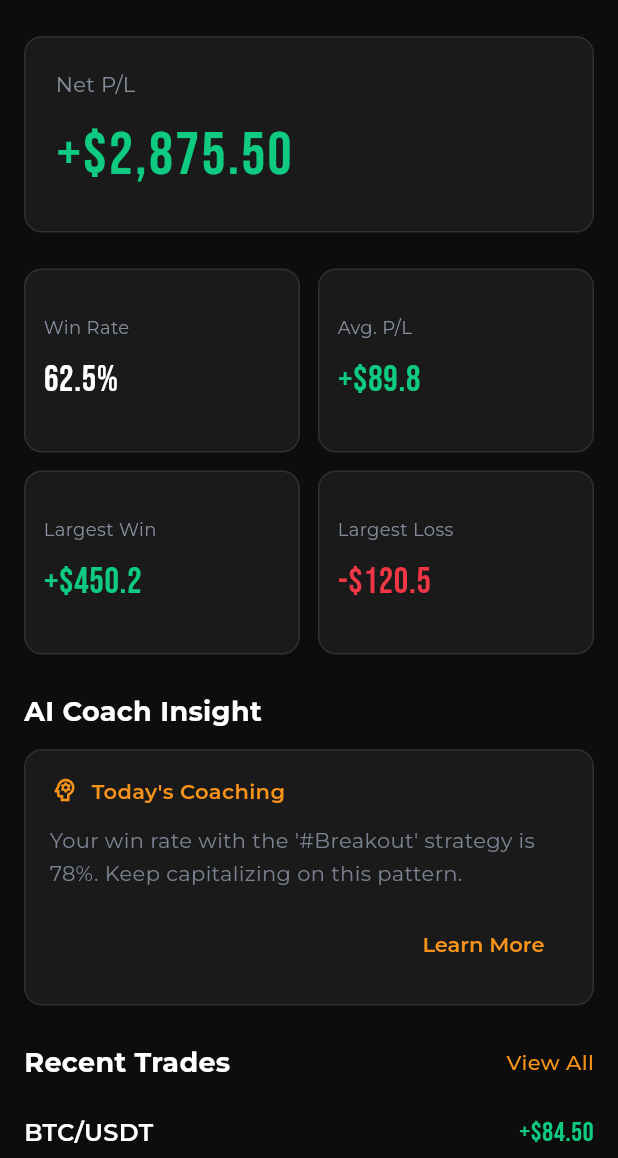
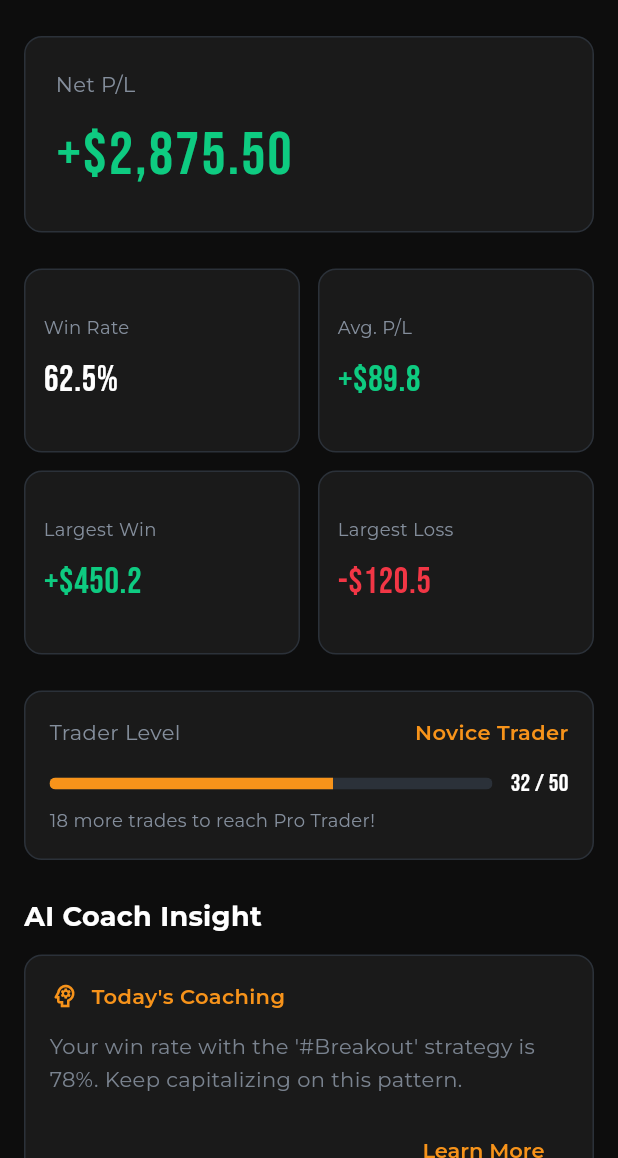
Before and after one commit to jack7141/Trade-up, a Flutter app: the screen it shows after launch, on a phone screen of 412 x 824 dp, the part 78-1236 px from its top. Run offline on Flutter 3.47's test engine with Material 3 defaults, Android fonts, the phone set to English and light mode, and no system bars; our stand-ins replace dio, flutter_riverpod, flutter_secure_storage, go_router, google_fonts.

Commit message:
Update dashboard_screen.dart

```diff
--- a/lib/features/dashboard/view/dashboard_screen.dart
+++ b/lib/features/dashboard/view/dashboard_screen.dart
@@ -38,9 +38,12 @@ class _DashboardScreenState extends ConsumerState<DashboardScreen> {
             // --- 3. 핵심 성과 지표 (Key Metrics) ---
             SliverToBoxAdapter(child: _buildKeyMetrics()),
 
+            // --- 4. 거래 활동 (Trading Activity) ---
+            SliverToBoxAdapter(child: _buildTradingActivity()),
+
             const SliverToBoxAdapter(child: SizedBox(height: 24)),
 
-            // --- 4. AI 코치 인사이트 ---
+            // --- 5. AI 코치 인사이트 ---
             SliverToBoxAdapter(
               child: _buildSectionHeader(title: 'AI Coach Insight'),
             ),
@@ -276,6 +279,77 @@ class _DashboardScreenState extends ConsumerState<DashboardScreen> {
     );
   }
 
+  Widget _buildTradingActivity() {
+    return Padding(
+      padding: const EdgeInsets.fromLTRB(16, 24, 16, 0),
+      child: Container(
+        padding: const EdgeInsets.all(16),
+        decoration: BoxDecoration(
+          color: _surfaceColor,
+          borderRadius: BorderRadius.circular(12),
+          border: Border.all(color: _borderColor, width: 1),
+        ),
+        child: Column(
+          crossAxisAlignment: CrossAxisAlignment.start,
+          children: [
+            Row(
+              mainAxisAlignment: MainAxisAlignment.spaceBetween,
+              children: [
+                Text(
+                  'Trader Level',
+                  style: GoogleFonts.montserrat(
+                    color: _secondaryTextColor,
+                    fontSize: 14,
+                  ),
+                ),
+                Text(
+                  'Novice Trader',
+                  style: GoogleFonts.montserrat(
+                    color: _accentColor,
+                    fontSize: 14,
+                    fontWeight: FontWeight.w600,
+                  ),
+                ),
+              ],
+            ),
+            const SizedBox(height: 12),
+            Row(
+              children: [
+                Expanded(
+                  child: ClipRRect(
+                    borderRadius: BorderRadius.circular(8),
+                    child: const LinearProgressIndicator(
+                      value: 32 / 50, // 32 trades out of 50 for next level
+                      minHeight: 8,
+                      backgroundColor: _borderColor,
+                      valueColor: AlwaysStoppedAnimation<Color>(_accentColor),
+                    ),
+                  ),
+                ),
+                const SizedBox(width: 12),
+                Text(
+                  '32 / 50',
+                  style: GoogleFonts.bebasNeue(
+                    color: _primaryTextColor,
+                    fontSize: 16,
+                  ),
+                ),
+              ],
+            ),
+            const SizedBox(height: 4),
+            Text(
+              '18 more trades to reach Pro Trader!',
+              style: GoogleFonts.montserrat(
+                color: _secondaryTextColor,
+                fontSize: 12,
+              ),
+            ),
+          ],
+        ),
+      ),
+    );
+  }
+
   Widget _buildRecentTrades() {
     return Padding(
       padding: const EdgeInsets.symmetric(horizontal: 16),
```
